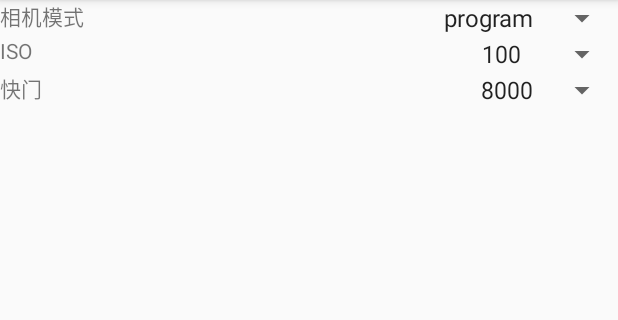
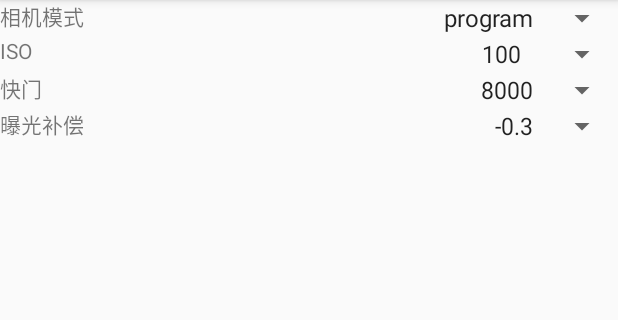
Before and after one commit to loveapple5/fpv-aircraft, an Android app: the fragment CameraFragment shown on its own in the app's theme, on a phone screen of 412 x 824 dp, the part 84-404 px from its top. Run offline under Robolectric (Android 15) with nearby library versions, the phone set to English and light mode, and no system bars; libraries missing offline, so code that uses them is left out: dji.common.camera, dji.sdk.camera, dji.sdk.products; 14 statements that could not run were skipped.

Commit message:
曝光补偿

```diff
--- a/app/src/main/java/com/dji/FPVDemo/fragment/CameraFragment.java
+++ b/app/src/main/java/com/dji/FPVDemo/fragment/CameraFragment.java
@@ -26,6 +26,7 @@ public class CameraFragment extends Fragment {
     private Spinner spCameraMode;
     private Spinner spISO;
     private Spinner spShutterSpeed;
+    private Spinner spExposreCompensation;
 
     public void onCreate(Bundle savedInstanceState) {
         super.onCreate(savedInstanceState);
@@ -52,9 +53,12 @@ public class CameraFragment extends Fragment {
         spCameraMode = (Spinner) view.findViewById(R.id.sp_camera_mode);
         spISO = (Spinner) view.findViewById(R.id.sp_camera_iso);
         spShutterSpeed = (Spinner) view.findViewById(R.id.sp_camera_shutter_speed);
+        spExposreCompensation = (Spinner) view.findViewById(R.id.sp_exposure_compensation);
+
         initCameraMode();
         initCameraISO();
         initCameraShutterSpeed();
+        initCameraExposureCompensation();
         return view;
     }
 
@@ -179,4 +183,43 @@ public class CameraFragment extends Fragment {
         });
     }
 
+
+    private void initCameraExposureCompensation() {
+        //数据
+        ArrayList<String> list = new ArrayList<String>();
+        list.add("-0.3");
+        list.add("0.7");
+
+        //适配器
+        ArrayAdapter adapter = new ArrayAdapter<String>(getActivity(), android.R.layout.simple_spinner_item, list);
+        //设置样式
+        adapter.setDropDownViewResource(android.R.layout.simple_spinner_dropdown_item);
+        //加载适配器
+        spExposreCompensation.setAdapter(adapter);
+        spExposreCompensation.setOnItemSelectedListener(new AdapterView.OnItemSelectedListener() {
+            @Override
+            public void onItemSelected(AdapterView<?> adapterView, View view, int position, long l) {
+                DJICameraSettingsDef.CameraExposureCompensation compensation;
+                switch(position) {
+                    case 0:
+                        compensation = DJICameraSettingsDef.CameraExposureCompensation.N_0_3;
+                        break;
+                    case 1:
+                        compensation = DJICameraSettingsDef.CameraExposureCompensation.P_0_7;
+                        break;
+                    default:
+                        compensation = DJICameraSettingsDef.CameraExposureCompensation.N_0_3;
+                        break;
+                }
+
+                djiCamera.setExposureCompensation(compensation, null);
+            }
+
+            @Override
+            public void onNothingSelected(AdapterView<?> adapterView) {
+
+            }
+        });
+    }
+
 }
--- a/app/src/main/res/layout/fragment_camera_setting.xml
+++ b/app/src/main/res/layout/fragment_camera_setting.xml
@@ -58,4 +58,23 @@
 
         </Spinner>
     </RelativeLayout>
+
+    <RelativeLayout
+        android:layout_width="match_parent"
+        android:layout_height="wrap_content">
+
+        <TextView
+            android:layout_width="wrap_content"
+            android:layout_height="wrap_content"
+            android:layout_alignParentStart="true"
+            android:text="@string/exposure_compensation" />
+
+        <Spinner
+            android:id="@+id/sp_exposure_compensation"
+            android:layout_width="wrap_content"
+            android:layout_height="wrap_content"
+            android:layout_alignParentEnd="true">
+
+        </Spinner>
+    </RelativeLayout>
 </LinearLayout>
--- a/app/src/main/res/values/strings.xml
+++ b/app/src/main/res/values/strings.xml
@@ -62,6 +62,7 @@
 
     <string name="iso">ISO</string>
     <string name="shutter_speed">快门</string>
+    <string name="exposure_compensation">曝光补偿</string>
 
     <string name="video_format">视频格式</string>
     <string name="video_resolve">视频尺寸</string>
```
